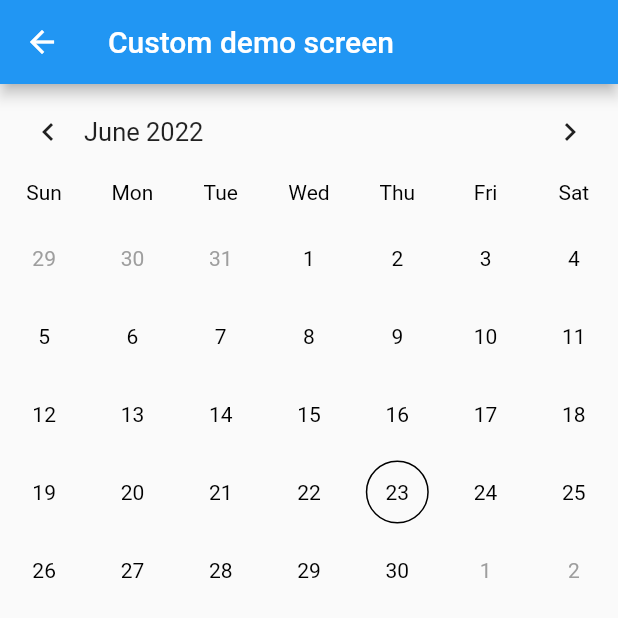
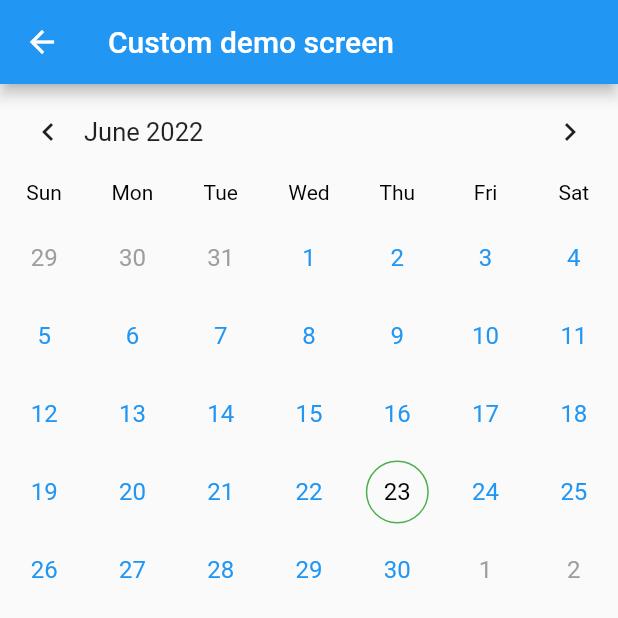
Before and after one commit to Jay-flow/flutter_calendar_widget, a Flutter app: the screen it shows after launch, after a tap on "Custom demo screen", on a phone screen of 412 x 824 dp, the top half of it. Run offline on Flutter 3.47's test engine with Material 2 defaults, Android fonts, the phone set to English and light mode, and no system bars; our stand-ins replace logger.

Commit message:
Fix typo errors

```diff
--- a/example/lib/screens/custom_demo_screen.dart
+++ b/example/lib/screens/custom_demo_screen.dart
@@ -65,6 +65,14 @@ class CustomDemoScreen extends StatelessWidget {
         child: FlutterCalendar(
           selectionMode: CalendarSelectionMode.range,
           calenderBuilder: CustomCalenderBuilder(),
+          textStyle: const CalendarTextStyle(
+            dayFontSize: 16,
+            dayTextColor: Colors.blue,
+            rangeDayTextColor: Colors.yellow,
+          ),
+          style: const CalendarStyle(
+            markerColor: Colors.green,
+          ),
         ),
       ),
     );
--- a/lib/src/classes/calender_builder.dart
+++ b/lib/src/classes/calender_builder.dart
@@ -14,13 +14,8 @@ import '../widgets/empty.dart';
 /// See also:
 /// [Demo](https://github.com/dooboolab/flutter_calendar_widget/blob/main/example/lib/screens/custom_demo_screen.dart)
 abstract class CalenderBuilder {
-  final CalenderStyle style;
-  final CalenderTextStyle textStyle;
-
-  const CalenderBuilder({
-    this.textStyle = const CalenderTextStyle(),
-    this.style = const CalenderStyle(),
-  });
+  late final CalendarStyle style;
+  late final CalendarTextStyle textStyle;
 
   Widget buildHeader(
     VoidCallback onLeftTap,
--- a/lib/src/classes/default_calender_builder.dart
+++ b/lib/src/classes/default_calender_builder.dart
@@ -1,13 +1,3 @@
 import 'package:flutter_calendar_widget/src/classes/calender_builder.dart';
-import 'package:flutter_calendar_widget/src/models/calender_style.dart';
-import 'package:flutter_calendar_widget/src/models/calender_text_style.dart';
 
-class DefaultCalenderBuilder extends CalenderBuilder {
-  const DefaultCalenderBuilder({
-    required CalenderTextStyle textStyle,
-    required CalenderStyle style,
-  }) : super(
-          textStyle: textStyle,
-          style: style,
-        );
-}
+class DefaultCalenderBuilder extends CalenderBuilder {}
--- a/lib/src/flutter_calendar.dart
+++ b/lib/src/flutter_calendar.dart
@@ -58,10 +58,10 @@ class FlutterCalendar extends StatefulWidget {
   final EventList? events;
 
   /// Specifies styles other than text styles in the calendar.
-  final CalenderStyle style;
+  final CalendarStyle style;
 
   /// Specifies the text style of the calendar.
-  final CalenderTextStyle textStyle;
+  final CalendarTextStyle textStyle;
 
   /// Whether the calendar's navigation header will be visible.
   final bool isHeaderDisplayed;
@@ -83,8 +83,8 @@ class FlutterCalendar extends StatefulWidget {
     this.scrollPhysics,
     this.pageController,
     this.onPageChanged,
-    this.style = const CalenderStyle(),
-    this.textStyle = const CalenderTextStyle(),
+    this.style = const CalendarStyle(),
+    this.textStyle = const CalendarTextStyle(),
     this.isHeaderDisplayed = true,
   }) : super(key: key);
 
@@ -112,11 +112,9 @@ class _FlutterCalendarState extends State<FlutterCalendar> {
     _focusedDate = widget.focusedDate ?? today;
     _selectedDates = widget.selectedDates ?? [];
     _currentPageMonth = _focusedDate;
-    _calenderBuilder = widget.calenderBuilder ??
-        DefaultCalenderBuilder(
-          textStyle: widget.textStyle,
-          style: widget.style,
-        );
+    _calenderBuilder = widget.calenderBuilder ?? DefaultCalenderBuilder();
+    _calenderBuilder.textStyle = widget.textStyle;
+    _calenderBuilder.style = widget.style;
     _minDate = widget.minDate ??
         DateTime(_focusedDate.year, _focusedDate.month - 3, _focusedDate.day);
     _maxDate = widget.maxDate ??
--- a/lib/src/models/calender_style.dart
+++ b/lib/src/models/calender_style.dart
@@ -1,10 +1,10 @@
 import 'package:flutter/material.dart';
 
-/// The [CalenderStyle] is a model that defines the style of the calendar.
+/// The [CalendarStyle] is a model that defines the style of the calendar.
 ///
 /// If you want to define a text style for the calendar,
-/// use [CalenderTextStyle] instead of [CalenderStyle].
-class CalenderStyle {
+/// use [CalendarTextStyle] instead of [CalendarStyle].
+class CalendarStyle {
   /// Widget that moves the previous calendar in the calendar header.
   final Widget headerLeftIcon;
 
@@ -73,7 +73,7 @@ class CalenderStyle {
   /// If -1 is given, there is no limit.
   final int eventCounts;
 
-  const CalenderStyle({
+  const CalendarStyle({
     this.headerLeftIcon = const Icon(
       Icons.chevron_left_outlined,
     ),
--- a/lib/src/models/calender_text_style.dart
+++ b/lib/src/models/calender_text_style.dart
@@ -1,11 +1,11 @@
 import 'package:flutter/material.dart';
 
-/// The [CalenderTextStyle] is a model that defines the text style of the calendar.
+/// The [CalendarTextStyle] is a model that defines the text style of the calendar.
 ///
 /// If you want to specify a different style besides changing
 /// the text style of the calendar,
-/// use [CalendarStyle] instead of [CalenderTextStyle].
-class CalenderTextStyle {
+/// use [CalendarStyle] instead of [CalendarTextStyle].
+class CalendarTextStyle {
   /// The color of the normal date.
   ///
   /// It means the date when the item below was excluded.
@@ -41,7 +41,7 @@ class CalenderTextStyle {
   /// The font size of the calendar header.
   final TextStyle headerTextStyle;
 
-  const CalenderTextStyle({
+  const CalendarTextStyle({
     this.dayTextColor = Colors.black,
     this.focusedDayTextColor = Colors.black,
     this.selectedDayTextColor = Colors.white,
--- a/lib/src/models/enums.dart
+++ b/lib/src/models/enums.dart
@@ -16,14 +16,20 @@ enum CalendarSelectionMode {
   /// [CalendarSelectionMode.single], Allows to select a single date,
   /// selecting a new date will remove the selection for previous date and
   /// updates selection to the new selected date.
+  ///
+  /// ![single_demo](https://github.com/dooboolab/flutter_calendar_widget/blob/main/doc/single_demo.gif)
   single,
 
   /// [CalendarSelectionMode.multiple], Allows multiple date selection,
   /// selecting a new date will not remove the selection for previous dates,
   /// allows to select as many dates as possible.
+  ///
+  /// ![multiple_demo](https://github.com/dooboolab/flutter_calendar_widget/blob/main/doc/multiple_demo.gif)
   multiple,
 
   /// [CalendarSelectionMode.range], Allows to select a single range of
   /// dates.
+  ///
+  /// ![range_demo](https://github.com/dooboolab/flutter_calendar_widget/blob/main/doc/range_demo.gif)
   range,
 }
```
Also changed, not shown: 2 other files.
